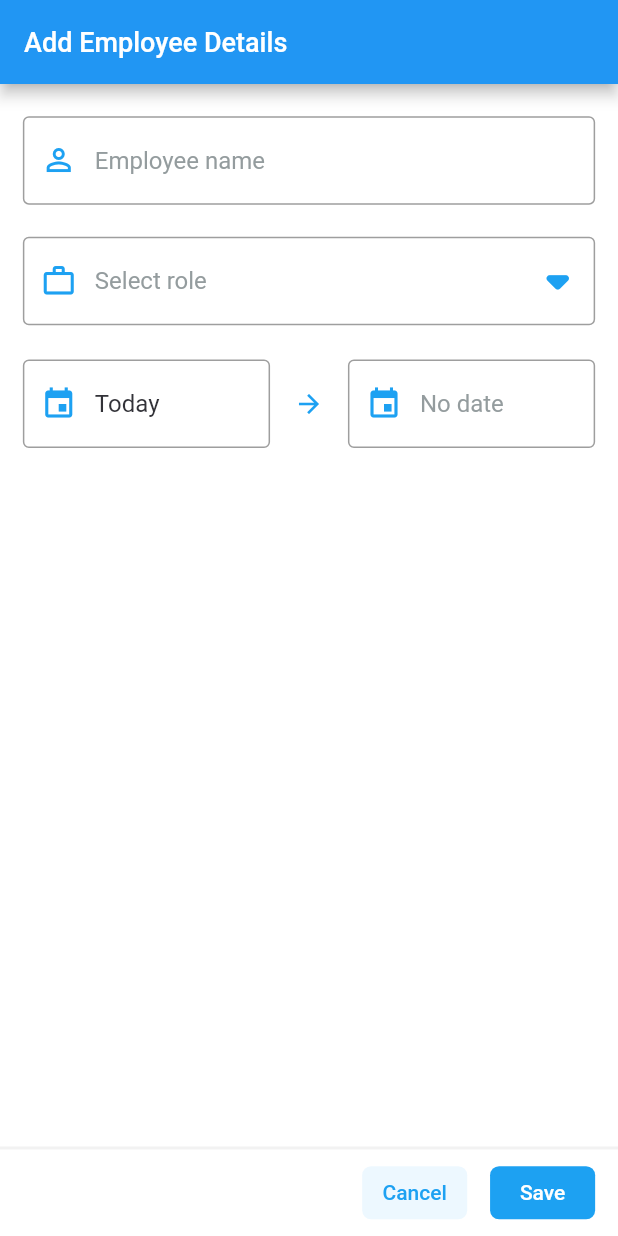
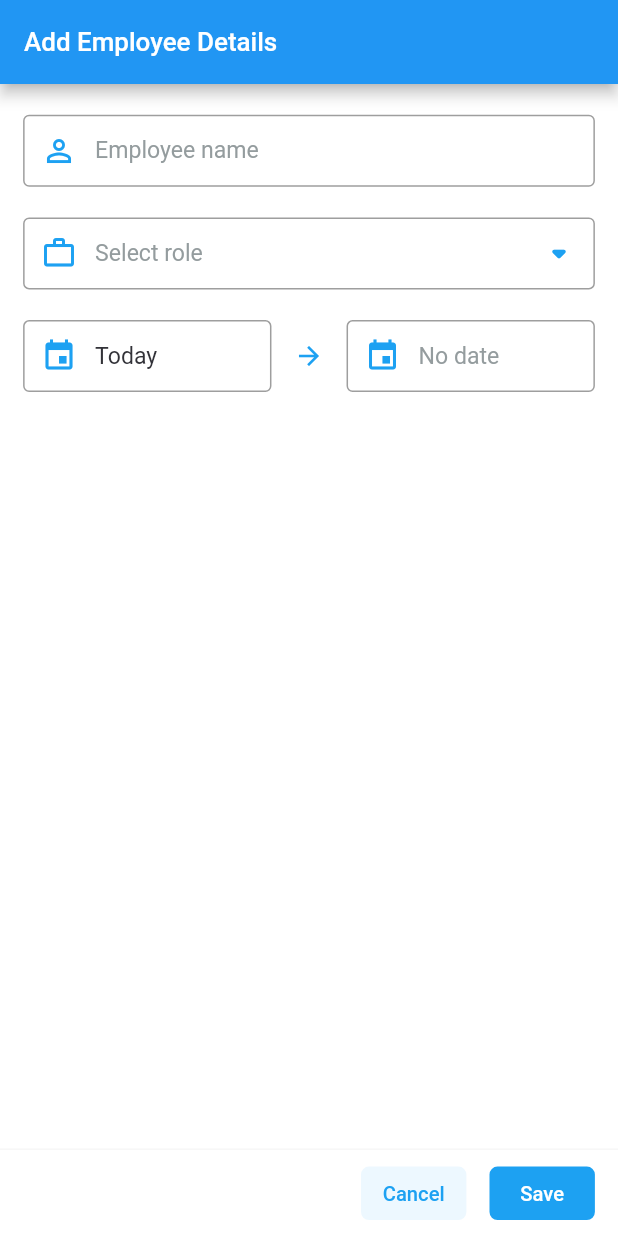
Before and after one commit to vpsines/employee_app, a Flutter app: the screen it shows after launch, after a tap on the "add" icon, on a phone screen of 412 x 824 dp. Run offline on Flutter 3.47's test engine with Material 2 defaults, Android fonts, the phone set to English and light mode, and no system bars; our stand-ins replace flutter_screenutil, google_fonts, sqflite; accounts and stored records are empty.

Commit message:
feat: responsive design

```diff
--- a/lib/constants/app_colors.dart
+++ b/lib/constants/app_colors.dart
@@ -1,4 +1,9 @@
 import 'package:flutter/material.dart';
 
 const Color kBackgroundColor = Color(0xFFF2F2F2);
+
 const Color kDropDownItemBackgroundColor = Colors.white;
+
+const Color kTextFieldBorderColor = Color(0xFFE5E5E5);
+
+const Color kLeadingIconColor = Color(0xFF1DA1F2);
--- a/lib/constants/custom_textstyles.dart
+++ b/lib/constants/custom_textstyles.dart
@@ -1,55 +1,57 @@
 import 'package:flutter/material.dart';
+import 'package:flutter_screenutil/flutter_screenutil.dart';
 import 'package:google_fonts/google_fonts.dart';
 
 final kAppBarTitleTextStyle = GoogleFonts.roboto(
-  fontSize: 18,
+  fontSize: 18.sp,
   fontWeight: FontWeight.w500,
   color: Colors.white
 );
 
 final kBodyTextStyle = GoogleFonts.roboto(
-  fontSize: 18,
-  fontWeight: FontWeight.w500
+  fontSize: 18.sp,
+  fontWeight: FontWeight.w500,
+  color: const Color(0xFF323238)
 );
 
 final kBodyTitleTextStyle = GoogleFonts.roboto(
-  fontSize: 16,
+  fontSize: 16.sp,
   fontWeight: FontWeight.w500,
   color: const Color(0xFF1DA1F2)
 );
 
 final kListItemTitleTextStyle = GoogleFonts.roboto(
-  fontSize: 16,
+  fontSize: 16.sp,
   fontWeight: FontWeight.w500,
   color: const Color(0xFF323238)
 );
 
 final kListItemSubTitleTextStyle = GoogleFonts.roboto(
-  fontSize: 14,
+  fontSize: 14.sp,
   fontWeight: FontWeight.w400,
   color: const Color(0xFF949C9E)
 );
 
 final kInputTextStyle = GoogleFonts.roboto(
-  fontSize: 16,
+  fontSize: 16.sp,
   fontWeight: FontWeight.w400,
   color: const Color(0xFF323238)
 );
 
 final kHintTextStyle = GoogleFonts.roboto(
-  fontSize: 16,
+  fontSize: 16.sp,
   fontWeight: FontWeight.w400,
   color: const Color(0xFF949C9E)
 );
 
 final kDropDownItemTextStyle = GoogleFonts.roboto(
-  fontSize: 16,
+  fontSize: 16.sp,
   fontWeight: FontWeight.w400,
   color: const Color(0xFF323238)
 );
 
 final kSnackBarMessageTextStyle = GoogleFonts.roboto(
-  fontSize: 15,
+  fontSize: 15.sp,
   fontWeight: FontWeight.w400,
   color: Colors.white
 );
--- a/lib/main.dart
+++ b/lib/main.dart
@@ -1,8 +1,8 @@
 import 'package:employee_app/providers/employee_provider.dart';
 import 'package:employee_app/router.dart';
-import 'package:employee_app/screens/employee_details_screen.dart';
 import 'package:employee_app/screens/employee_list_screen.dart';
 import 'package:flutter/material.dart';
+import 'package:flutter_screenutil/flutter_screenutil.dart';
 import 'package:provider/provider.dart';
 
 void main() {
@@ -20,13 +20,16 @@ class MyApp extends StatelessWidget {
         ChangeNotifierProvider<EmployeeProvider>(
             create: (_) => EmployeeProvider()),
       ],
-      child: MaterialApp(
-        title: 'Employee App',
-        theme: ThemeData(
-          primarySwatch: Colors.blue,
+      child: ScreenUtilInit(
+        builder: (context, child) => MaterialApp(
+          title: 'Employee App',
+          theme: ThemeData(
+            primarySwatch: Colors.blue,
+          ),
+          onGenerateRoute: (settings) => generateRouteSettings(settings),
+          initialRoute: EmployeeListScreen.routeName,
         ),
-        onGenerateRoute: (settings) => generateRouteSettings(settings),
-        initialRoute: EmployeeListScreen.routeName,
+        designSize: const Size(428, 926),
       ),
     );
   }
--- a/lib/screens/employee_details_screen.dart
+++ b/lib/screens/employee_details_screen.dart
@@ -9,6 +9,7 @@ import 'package:employee_app/widgets/base/custom_date_picker.dart';
 import 'package:employee_app/widgets/base/custom_dropdown.dart';
 import 'package:employee_app/widgets/base/custom_textfield.dart';
 import 'package:flutter/material.dart';
+import 'package:flutter_screenutil/flutter_screenutil.dart';
 import 'package:provider/provider.dart';
 
 class EmployeeDetailsScreen extends StatefulWidget {
@@ -69,7 +70,6 @@ class _EmployeeDetailsScreenState extends State<EmployeeDetailsScreen> {
 
   @override
   Widget build(BuildContext context) {
-    var size = MediaQuery.of(context).size;
     return Scaffold(
       appBar: AppBar(
         title: Text(
@@ -87,11 +87,11 @@ class _EmployeeDetailsScreenState extends State<EmployeeDetailsScreen> {
             children: [
               Expanded(
                   child: Padding(
-                padding: EdgeInsets.symmetric(horizontal: size.width * 0.037),
+                padding: EdgeInsets.symmetric(horizontal: 16.w),
                 child: Column(
                   children: [
                     SizedBox(
-                      height: size.height * 0.026,
+                      height: 23.h,
                     ),
                     CustomTextField(
                       controller: nameController,
@@ -99,7 +99,7 @@ class _EmployeeDetailsScreenState extends State<EmployeeDetailsScreen> {
                       leadingIcon: Icons.person_outline,
                     ),
                     SizedBox(
-                      height: size.height * 0.026,
+                      height: 23.h,
                     ),
                     CustomDropDown(
                       items: AppConstants.roles,
@@ -109,25 +109,22 @@ class _EmployeeDetailsScreenState extends State<EmployeeDetailsScreen> {
                       trailingIcon: Icons.arrow_drop_down_rounded,
                     ),
                     SizedBox(
-                      height: size.height * 0.026,
+                      height: 23.h,
                     ),
-                    SizedBox(
-                      height: size.height * 0.075,
-                      child: Row(
+                    Row(
                       mainAxisAlignment: MainAxisAlignment.spaceBetween,
                       children: [
                         CustomDatePicker(
                           leadingIcon: Icons.event,
                           controller: fromDateController,
                           hintText: 'From date',
-                            width: size.width * 0.4,
+                          width: 172.w,
                           initialDate: fromdate,
                           onSave: (date) {
                             Navigator.pop(context);
                             fromdate = date!;
-                              fromDateController.text = (date != null)
-                                  ? dateToString(date)
-                                  : 'No date';
+                            fromDateController.text =
+                                (date != null) ? dateToString(date) : 'No date';
                             setState(() {});
                           },
                         ),
@@ -140,33 +137,31 @@ class _EmployeeDetailsScreenState extends State<EmployeeDetailsScreen> {
                           leadingIcon: Icons.event,
                           controller: toDateController,
                           hintText: 'No date',
-                            width: size.width * 0.4,
+                          width: 172.w,
                           firstDate: fromdate.add(const Duration(days: 1)),
                           initialDate: toDate,
                           onSave: (date) {
                             Navigator.pop(context);
                             toDate = date;
-                              toDateController.text = (date != null)
-                                  ? dateToString(date)
-                                  : 'No date';
+                            toDateController.text =
+                                (date != null) ? dateToString(date) : 'No date';
                             setState(() {});
                           },
                           isRequired: false,
                         ),
                       ],
-                      ),
                     )
                   ],
                 ),
               )),
               Column(
                 children: [
-                  Container(
-                    height: 2,
+                  Divider(
+                    height: 2.w,
                     color: const Color(0xFFF2F2F2),
                   ),
-                  SizedBox(
-                    height: size.height * 0.07,
+                  Padding(
+                    padding: EdgeInsets.symmetric(vertical: 12.h),
                     child: Row(
                       crossAxisAlignment: CrossAxisAlignment.center,
                       mainAxisAlignment: MainAxisAlignment.end,
@@ -176,14 +171,13 @@ class _EmployeeDetailsScreenState extends State<EmployeeDetailsScreen> {
                             Navigator.pop(context);
                           },
                           buttonText: 'Cancel',
-                          width: size.width * 0.17,
-                          height: size.height * 0.043,
                           textColor: const Color(0XFF1DA1F2),
                           backgroundColor: const Color(0xFFEDF8FF),
-                          borderRadius: 6,
+                          borderRadius: 6.r,
+                          width: 73.w,
                         ),
                         SizedBox(
-                          width: size.width * 0.037,
+                          width: 16.w,
                         ),
                         CustomButton(
                           onPressed: () async {
@@ -220,12 +214,11 @@ class _EmployeeDetailsScreenState extends State<EmployeeDetailsScreen> {
                             }
                           },
                           buttonText: 'Save',
-                          width: size.width * 0.17,
-                          height: size.height * 0.043,
-                          borderRadius: 6,
+                          width: 73.w,
+                          borderRadius: 6.r,
                         ),
                         SizedBox(
-                          width: size.width * 0.037,
+                          width: 16.w,
                         ),
                       ],
                     ),
--- a/lib/screens/employee_list_screen.dart
+++ b/lib/screens/employee_list_screen.dart
@@ -5,6 +5,7 @@ import 'package:employee_app/providers/employee_provider.dart';
 import 'package:employee_app/screens/employee_details_screen.dart';
 import 'package:employee_app/widgets/employee_list_item.dart';
 import 'package:flutter/material.dart';
+import 'package:flutter_screenutil/flutter_screenutil.dart';
 import 'package:google_fonts/google_fonts.dart';
 import 'package:provider/provider.dart';
 
@@ -26,7 +27,6 @@ class _EmployeeListScreenState extends State<EmployeeListScreen> {
 
   @override
   Widget build(BuildContext context) {
-    var size = MediaQuery.of(context).size;
 
     return Scaffold(
       appBar: AppBar(
@@ -40,17 +40,14 @@ class _EmployeeListScreenState extends State<EmployeeListScreen> {
         builder: (context, employeeProvider, child) {
           return (employeeProvider.employees.isEmpty)
               ? Padding(
-                  padding: EdgeInsets.symmetric(
-                      horizontal: size.width * 0.19,
-                      vertical: size.height * 0.26),
+                  padding:
+                      EdgeInsets.symmetric(horizontal: 80.w, vertical: 240.h),
                   child: Column(
                     mainAxisAlignment: MainAxisAlignment.center,
                     crossAxisAlignment: CrossAxisAlignment.start,
                     children: [
                       Image.asset(
                         Images.noRecordsFound,
-                        width: size.width * 0.612,
-                        height: size.height * 0.237,
                       ),
                       Text(
                         'No employee records found',
@@ -68,11 +65,8 @@ class _EmployeeListScreenState extends State<EmployeeListScreen> {
                               crossAxisAlignment: CrossAxisAlignment.start,
                               children: [
                                 Padding(
-                                  padding: EdgeInsets.only(
-                                    top: size.height * 0.017,
-                                    left: size.width * 0.04,
-                                    bottom: size.height * 0.017,
-                                  ),
+                                  padding: EdgeInsets.symmetric(
+                                      horizontal: 16.w, vertical: 16.h),
                                   child: Text(
                                     'Current employees',
                                     style: kBodyTitleTextStyle,
@@ -104,11 +98,8 @@ class _EmployeeListScreenState extends State<EmployeeListScreen> {
                               crossAxisAlignment: CrossAxisAlignment.start,
                               children: [
                                 Padding(
-                                  padding: EdgeInsets.only(
-                                    top: size.height * 0.017,
-                                    left: size.width * 0.04,
-                                    bottom: size.height * 0.017,
-                                  ),
+                                  padding: EdgeInsets.symmetric(
+                                      horizontal: 16.w, vertical: 16.h),
                                   child: Text(
                                     'Previous employees',
                                     style: kBodyTitleTextStyle,
@@ -137,12 +128,12 @@ class _EmployeeListScreenState extends State<EmployeeListScreen> {
                           : Container(),
                       Padding(
                         padding: EdgeInsets.only(
-                            top: size.height * 0.013, left: size.width * 0.037),
+                            top: 12.h, left: 16.w),
                         child: Text(
                           'Swipe left to delete',
                           style: GoogleFonts.roboto(
                               color: const Color(0XFF949C9E),
-                              fontSize: 15,
+                              fontSize: 15.sp,
                               fontWeight: FontWeight.w400),
                         ),
                       )
--- a/lib/widgets/base/custom_button.dart
+++ b/lib/widgets/base/custom_button.dart
@@ -1,4 +1,5 @@
 import 'package:flutter/material.dart';
+import 'package:flutter_screenutil/flutter_screenutil.dart';
 import 'package:google_fonts/google_fonts.dart';
 
 class CustomButton extends StatelessWidget {
@@ -24,7 +25,7 @@ class CustomButton extends StatelessWidget {
   Widget build(BuildContext context) {
     return SizedBox(
       width: width ?? double.infinity,
-      height: height ?? 30,
+      height: height ?? 40.h,
       child: TextButton(
           onPressed: onPressed,
           style: TextButton.styleFrom(
@@ -34,7 +35,7 @@ class CustomButton extends StatelessWidget {
           child: Text(
             buttonText,
             style: GoogleFonts.roboto(
-              fontSize: 14,
+              fontSize: 14.sp,
               fontWeight: FontWeight.w500,
               color: textColor,
             ),
--- a/lib/widgets/base/custom_date_picker.dart
+++ b/lib/widgets/base/custom_date_picker.dart
@@ -1,6 +1,8 @@
+import 'package:employee_app/constants/app_colors.dart';
 import 'package:employee_app/constants/custom_textstyles.dart';
 import 'package:employee_app/widgets/dialogs/date_picker_dialog.dart';
 import 'package:flutter/material.dart';
+import 'package:flutter_screenutil/flutter_screenutil.dart';
 
 class CustomDatePicker extends StatelessWidget {
   final TextEditingController controller;
@@ -28,7 +30,6 @@ class CustomDatePicker extends StatelessWidget {
       this.isRequired = true});
   @override
   Widget build(BuildContext context) {
-    var size = MediaQuery.of(context).size;
 
     return SizedBox(
       width: width ?? double.infinity,
@@ -49,18 +50,19 @@ class CustomDatePicker extends StatelessWidget {
         controller: controller,
         style: kInputTextStyle,
         decoration: InputDecoration(
+            contentPadding: EdgeInsets.symmetric(vertical: 10.h),
             hintText: hintText,
             hintStyle: kHintTextStyle,
             prefixIcon: leadingIcon != null
                 ? Icon(
                     leadingIcon,
                     size: 24,
-                    color: const Color(0xFF1DA1F2),
+                    color: kLeadingIconColor,
                   )
                 : Container(),
             border: const OutlineInputBorder(
                 borderSide: BorderSide(
-              color: Color(0xFFE5E5E5),
+              color: kTextFieldBorderColor,
               width: 1,
             ))),
       ),
--- a/lib/widgets/base/custom_dropdown.dart
+++ b/lib/widgets/base/custom_dropdown.dart
@@ -2,6 +2,7 @@ import 'package:employee_app/constants/app_colors.dart';
 import 'package:employee_app/constants/app_constants.dart';
 import 'package:employee_app/constants/custom_textstyles.dart';
 import 'package:flutter/material.dart';
+import 'package:flutter_screenutil/flutter_screenutil.dart';
 
 class CustomDropDown extends StatelessWidget {
   final TextEditingController controller;
@@ -24,7 +25,6 @@ class CustomDropDown extends StatelessWidget {
 
   @override
   Widget build(BuildContext context) {
-    var size = MediaQuery.of(context).size;
 
     return SizedBox(
       width: width ?? double.infinity,
@@ -33,10 +33,10 @@ class CustomDropDown extends StatelessWidget {
           final index = await showModalBottomSheet<int>(
               context: context,
               isScrollControlled: true,
-            shape: const RoundedRectangleBorder(
+              shape:  RoundedRectangleBorder(
                 borderRadius: BorderRadius.only(
-                  topLeft: Radius.circular(16),
-                  topRight: Radius.circular(16),
+                  topLeft: Radius.circular(16.r),
+                  topRight: Radius.circular(16.r),
                 ),
               ),
               backgroundColor: kDropDownItemBackgroundColor,
@@ -46,12 +46,10 @@ class CustomDropDown extends StatelessWidget {
                     itemBuilder: (context, index) {
                       return GestureDetector(
                         onTap: () => Navigator.pop(context, index),
-                      child: SizedBox(
-                        height: 52,  // TODO: make it responsive
                         child: Padding(
                           padding: EdgeInsets.symmetric(
-                            horizontal: size.width * 0.037,
-                            vertical: size.height * 0.0173,
+                            horizontal: 16.w,
+                            vertical: 16.h,
                           ),
                           child: Center(
                             child: Text(
@@ -60,18 +58,17 @@ class CustomDropDown extends StatelessWidget {
                             ),
                           ),
                         ),
-                      ),
                       );
                     },
                     separatorBuilder: (context, index) {
-                    return Container(
-                      height: 1,
+                      return Divider(
+                        height: 1.h,
                         color: kBackgroundColor,
                       );
                     },
                     itemCount: AppConstants.roles.length);
               });
-          if(index != null){
+          if (index != null) {
             controller.text = AppConstants.roles[index];
           }
         },
@@ -79,25 +76,26 @@ class CustomDropDown extends StatelessWidget {
         controller: controller,
         style: kInputTextStyle,
         decoration: InputDecoration(
+            contentPadding: EdgeInsets.symmetric(vertical: 10.h),
             hintText: hintText,
             hintStyle: kHintTextStyle,
             prefixIcon: leadingIcon != null
                 ? Icon(
                     leadingIcon,
                     size: 24,
-                    color: const Color(0xFF1DA1F2),
+                    color: kLeadingIconColor,
                   )
                 : Container(),
             suffixIcon: trailingIcon != null
                 ? Icon(
                     trailingIcon,
-                    size: 50,
-                    color: const Color(0xFF1DA1F2),
+                    size: 30,
+                    color: kLeadingIconColor,
                   )
                 : Container(),
             border: const OutlineInputBorder(
                 borderSide: BorderSide(
-              color: Color(0xFFE5E5E5),
+              color: kTextFieldBorderColor,
               width: 1,
             ))),
       ),
--- a/lib/widgets/base/custom_textfield.dart
+++ b/lib/widgets/base/custom_textfield.dart
@@ -1,5 +1,7 @@
+import 'package:employee_app/constants/app_colors.dart';
 import 'package:employee_app/constants/custom_textstyles.dart';
 import 'package:flutter/material.dart';
+import 'package:flutter_screenutil/flutter_screenutil.dart';
 
 class CustomTextField extends StatelessWidget {
   final TextEditingController controller;
@@ -24,18 +26,18 @@ class CustomTextField extends StatelessWidget {
         controller: controller,
         style: kInputTextStyle,
         decoration: InputDecoration(
+            contentPadding: EdgeInsets.symmetric(vertical: 10.h),
             hintText: hintText,
             hintStyle: kHintTextStyle,
             prefixIcon: leadingIcon != null
                 ? Icon(
                     leadingIcon,
-                    size: 24,
-                    color: const Color(0xFF1DA1F2),
+                    color: kLeadingIconColor,
                   )
                 : Container(),
             border: const OutlineInputBorder(
                 borderSide: BorderSide(
-              color: Color(0xFFE5E5E5),
+              color: kTextFieldBorderColor,
               width: 1,
             ))),
       ),
--- a/lib/widgets/date_picker/custom_calendar_date_picker.dart
+++ b/lib/widgets/date_picker/custom_calendar_date_picker.dart
@@ -7,8 +7,8 @@ import 'dart:math' as math;
 import 'package:flutter/gestures.dart';
 import 'package:flutter/rendering.dart';
 import 'package:flutter/services.dart';
-import 'package:flutter/widgets.dart';
 import 'package:flutter/material.dart';
+import 'package:flutter_screenutil/flutter_screenutil.dart';
 
 const Duration _monthScrollDuration = Duration(milliseconds: 200);
 
@@ -773,7 +773,6 @@ class _MonthPickerState extends State<_MonthPicker> {
   Widget build(BuildContext context) {
     final Color controlColor =
         Theme.of(context).colorScheme.onSurface.withOpacity(0.60);
-    var size = MediaQuery.of(context).size;
     return Semantics(
       child: Column(
         children: <Widget>[
@@ -793,7 +792,7 @@ class _MonthPickerState extends State<_MonthPicker> {
                       _isDisplayingFirstMonth ? null : _handlePreviousMonth,
                 ),
                 SizedBox(
-                  width: size.width * 0.4,
+                  width: 175.w,
                   child: _DatePickerModeToggleButton(
                     mode: widget.mode,
                     title: _localizations
```
Also changed, not shown: lib/widgets/dialogs/date_picker_dialog.dart (+56 -46 lines), lib/widgets/employee_list_item.dart (+8 -11 lines). Lines whose indentation alone changed are shown as unchanged.
